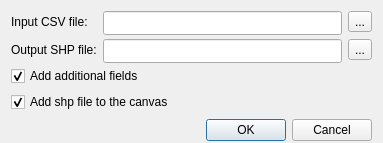
nextgis/qgis_rugeocoder, file src/converter_dialog.ui: the form before one commit.
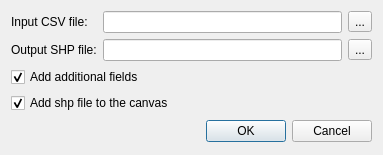
The form after the commit.

Commit message: Update form sizes

```diff
--- a/src/converter_dialog.ui
+++ b/src/converter_dialog.ui
@@ -7,7 +7,7 @@
     <x>0</x>
     <y>0</y>
     <width>383</width>
-    <height>143</height>
+    <height>141</height>
    </rect>
   </property>
   <property name="sizePolicy">
@@ -16,25 +16,10 @@
     <verstretch>0</verstretch>
    </sizepolicy>
   </property>
-  <property name="minimumSize">
-   <size>
-    <width>383</width>
-    <height>143</height>
-   </size>
-  </property>
-  <property name="maximumSize">
-   <size>
-    <width>383</width>
-    <height>143</height>
-   </size>
-  </property>
   <property name="windowTitle">
    <string>Converter</string>
   </property>
   <layout class="QGridLayout" name="gridLayout">
-   <property name="bottomMargin">
-    <number>4</number>
-   </property>
    <item row="0" column="2">
     <widget class="QToolButton" name="btnSelectCsv">
      <property name="text">
@@ -66,11 +51,11 @@
    </item>
    <item row="1" column="1">
     <widget class="QLineEdit" name="txtShpPath">
-     <property name="minimumSize">
-      <size>
-       <width>0</width>
-       <height>24</height>
-      </size>
+     <property name="sizePolicy">
+      <sizepolicy hsizetype="Expanding" vsizetype="Preferred">
+       <horstretch>0</horstretch>
+       <verstretch>0</verstretch>
+      </sizepolicy>
      </property>
     </widget>
    </item>
@@ -93,7 +78,7 @@
    <item row="3" column="0" colspan="3">
     <widget class="QCheckBox" name="chkAddToCanvas">
      <property name="sizePolicy">
-      <sizepolicy hsizetype="Expanding" vsizetype="Expanding">
+      <sizepolicy hsizetype="Minimum" vsizetype="Fixed">
        <horstretch>0</horstretch>
        <verstretch>0</verstretch>
       </sizepolicy>
@@ -128,11 +113,11 @@
    </item>
    <item row="0" column="1">
     <widget class="QLineEdit" name="txtCsvPath">
-     <property name="minimumSize">
-      <size>
-       <width>0</width>
-       <height>24</height>
-      </size>
+     <property name="sizePolicy">
+      <sizepolicy hsizetype="Expanding" vsizetype="Preferred">
+       <horstretch>0</horstretch>
+       <verstretch>0</verstretch>
+      </sizepolicy>
      </property>
     </widget>
    </item>
```
The commit also changes 4 other files.
